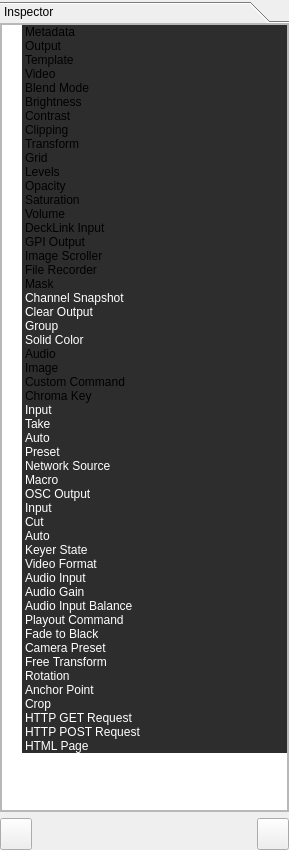
Qt form src/Widgets/Inspector/InspectorWidget.ui (CasparCG/client) before a commit.
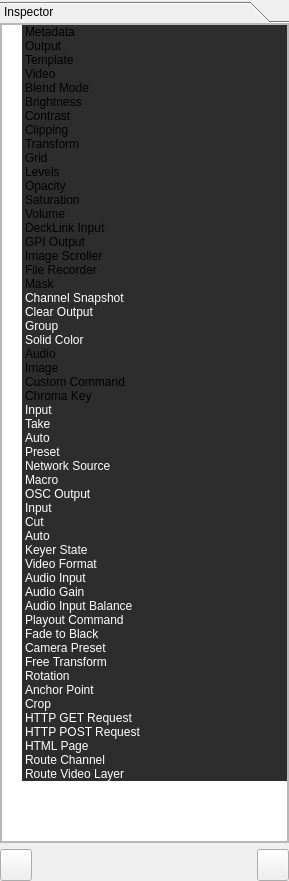
The same form after that commit.

Commit message: Added support for pause/resume image scroller. Added support for pause/resume DeckLink input. Added support for routing channels and videolayers.

Diff of the .ui file:
```diff
--- a/src/Widgets/Inspector/InspectorWidget.ui
+++ b/src/Widgets/Inspector/InspectorWidget.ui
@@ -7,7 +7,7 @@
     <x>0</x>
     <y>0</y>
     <width>289</width>
-    <height>850</height>
+    <height>881</height>
    </rect>
   </property>
   <property name="sizePolicy">
@@ -58,7 +58,7 @@
         <x>0</x>
         <y>0</y>
         <width>289</width>
-        <height>788</height>
+        <height>819</height>
        </rect>
       </property>
       <property name="sizePolicy">
@@ -94,7 +94,7 @@
             <x>0</x>
             <y>0</y>
             <width>285</width>
-            <height>784</height>
+            <height>815</height>
            </rect>
           </property>
           <layout class="QVBoxLayout" name="verticalLayout_3">
@@ -1325,6 +1325,52 @@
                </brush>
               </property>
              </item>
+             <item>
+              <property name="text">
+               <string>Route Channel</string>
+              </property>
+              <property name="background">
+               <brush brushstyle="SolidPattern">
+                <color alpha="255">
+                 <red>45</red>
+                 <green>45</green>
+                 <blue>45</blue>
+                </color>
+               </brush>
+              </property>
+              <property name="foreground">
+               <brush brushstyle="SolidPattern">
+                <color alpha="255">
+                 <red>255</red>
+                 <green>255</green>
+                 <blue>255</blue>
+                </color>
+               </brush>
+              </property>
+             </item>
+             <item>
+              <property name="text">
+               <string>Route Video Layer</string>
+              </property>
+              <property name="background">
+               <brush brushstyle="SolidPattern">
+                <color alpha="255">
+                 <red>45</red>
+                 <green>45</green>
+                 <blue>45</blue>
+                </color>
+               </brush>
+              </property>
+              <property name="foreground">
+               <brush brushstyle="SolidPattern">
+                <color alpha="255">
+                 <red>255</red>
+                 <green>255</green>
+                 <blue>255</blue>
+                </color>
+               </brush>
+              </property>
+             </item>
             </widget>
            </item>
           </layout>
```
Left out of the diff: 4 changed lines with no effect on the pictures. The commit also changes 46 other files.
